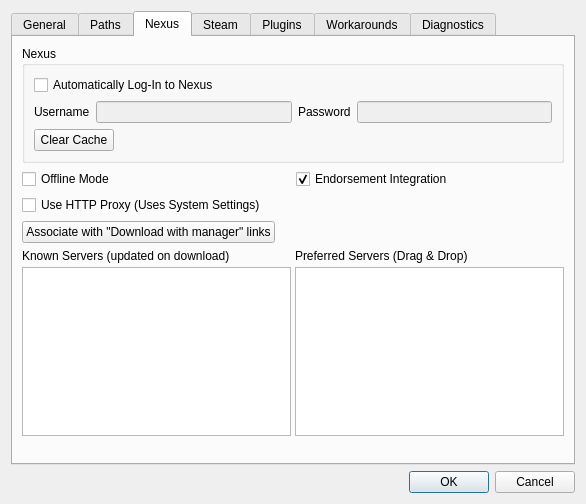
The window that modorganizer/src/settingsdialog.ui (Holt59/mo2-merge) describes before a commit, drawn with Qt 5.
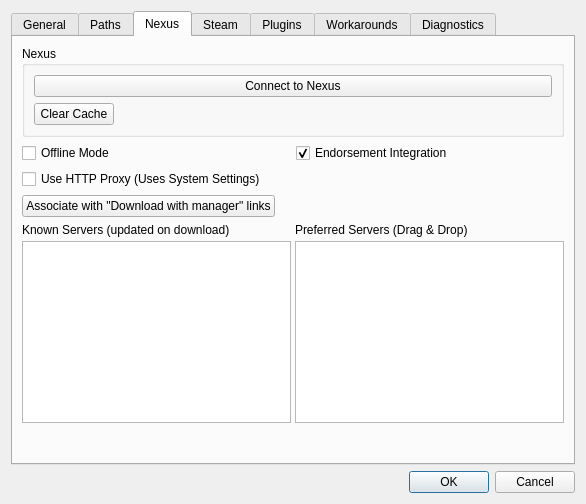
The same window after the commit. The open tabs and pages were chosen to show the change. Icons and pictures are not drawn.

Commit message: [modorganizer] Initial Nexus API changes: - Switch to SSO with WebSocket - Update endpoints (all but version checking)

Patch:
```diff
--- a/modorganizer/src/settingsdialog.ui
+++ b/modorganizer/src/settingsdialog.ui
@@ -468,49 +468,12 @@
           <string>Nexus</string>
          </property>
          <layout class="QVBoxLayout" name="verticalLayout_2">
-          <item>
-           <widget class="QCheckBox" name="loginCheckBox">
-            <property name="toolTip">
-             <string/>
-            </property>
-            <property name="whatsThis">
-             <string>If checked and if correct credentials are entered below, log-in to Nexus (for browsing and downloading) is automatic.</string>
-            </property>
-            <property name="text">
-             <string>Automatically Log-In to Nexus</string>
-            </property>
-           </widget>
-          </item>
           <item>
            <layout class="QHBoxLayout" name="horizontalLayout_10">
             <item>
-             <widget class="QLabel" name="label_2">
+             <widget class="QPushButton" name="nexusConnect">
               <property name="text">
-               <string>Username</string>
-              </property>
-             </widget>
-            </item>
-            <item>
-             <widget class="QLineEdit" name="usernameEdit">
-              <property name="enabled">
-               <bool>false</bool>
-              </property>
-             </widget>
-            </item>
-            <item>
-             <widget class="QLabel" name="label_3">
-              <property name="text">
-               <string>Password</string>
-              </property>
-             </widget>
-            </item>
-            <item>
-             <widget class="QLineEdit" name="passwordEdit">
-              <property name="enabled">
-               <bool>false</bool>
-              </property>
-              <property name="echoMode">
-               <enum>QLineEdit::Password</enum>
+               <string>Connect to Nexus</string>
               </property>
              </widget>
             </item>
```
Left out of the diff: 3 changed lines with no effect on the pictures. The commit also changes 18 other files.
